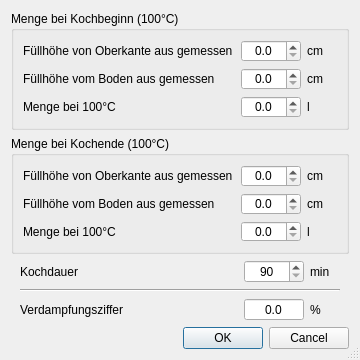
Old version of the form kleiner-brauhelfer/dialogs/dlgverdampfung.ui in the repository kleiner-brauhelfer/kleiner-brauhelfer-2.
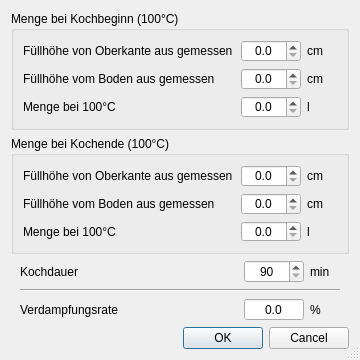
New version of the form. Custom widgets are drawn as their Qt base class.

Commit message: Sud  - neue Spalte 'Sudhausausbeute'  - neue Spalte 'Verdampfungsrate'  - neue Spalte 'Vergaerungsgrad'

Diff of the .ui file:
```diff
--- a/kleiner-brauhelfer/dialogs/dlgverdampfung.ui
+++ b/kleiner-brauhelfer/dialogs/dlgverdampfung.ui
@@ -390,7 +390,7 @@
      <item row="2" column="0">
       <widget class="QLabel" name="label_7">
        <property name="text">
-        <string>Verdampfungsziffer</string>
+        <string>Verdampfungsrate</string>
        </property>
       </widget>
      </item>
```
Left out of the diff: 8 changed lines with no effect on the pictures. The commit also changes 19 other files.
